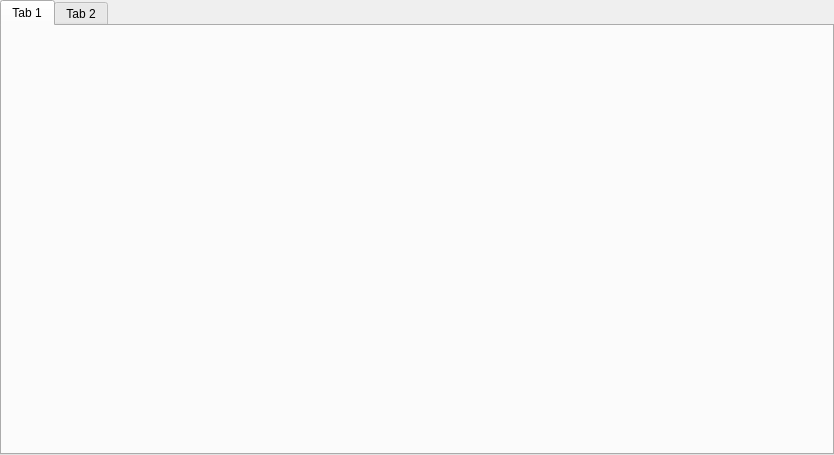
Above: src/debuggers/debugger/plugins/transponders/SAKDebuggerPluginTransponders.ui from x-tools-author/x-tools before the change. Below: the same form after it.
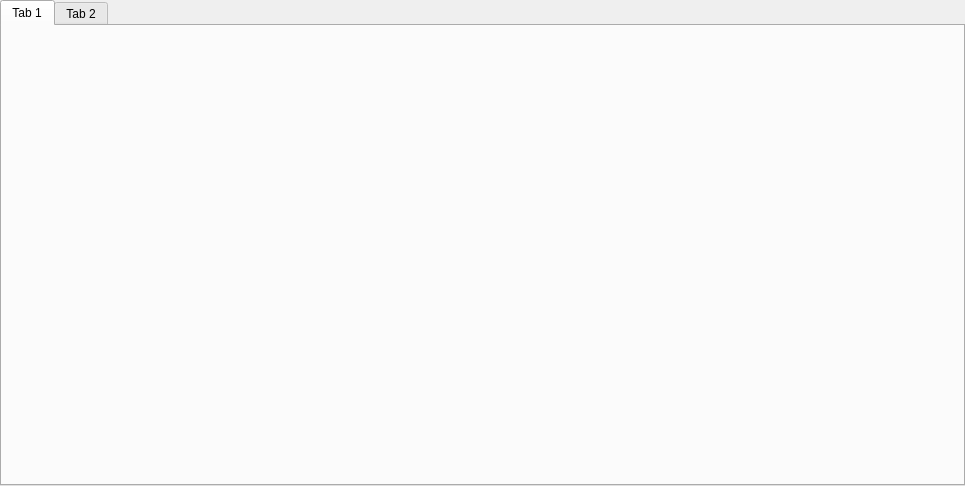
That is the form after the change.

Commit message: chore: update ui designer

The edit to the form file:
```diff
--- a/src/debuggers/debugger/plugins/transponders/SAKDebuggerPluginTransponders.ui
+++ b/src/debuggers/debugger/plugins/transponders/SAKDebuggerPluginTransponders.ui
@@ -6,8 +6,8 @@
    <rect>
     <x>0</x>
     <y>0</y>
-    <width>834</width>
-    <height>455</height>
+    <width>965</width>
+    <height>486</height>
    </rect>
   </property>
   <property name="windowTitle">
```
The commit also changes 1 other file.
